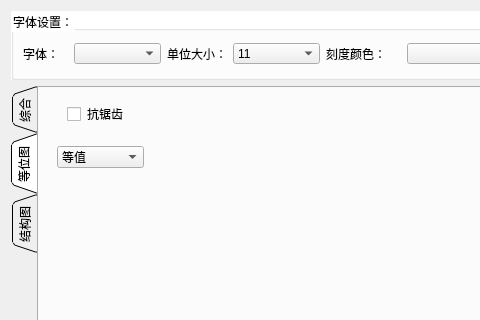
Above: src/DataVisualization/ConfigWidget.ui from BeQuiet1228/FreeCAD before the change; both pictures show x 0 to 480 and y 0 to 320 of the 1070 by 841 pixel window. Below: the same form after it.
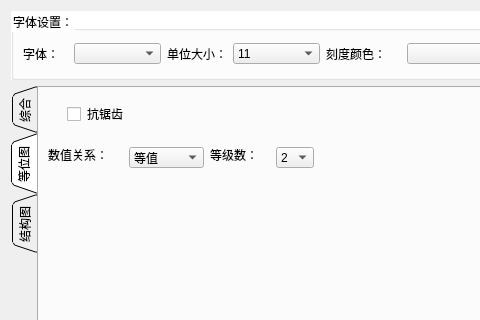
That is the form after the change.

```diff
--- a/src/DataVisualization/ConfigWidget.ui
+++ b/src/DataVisualization/ConfigWidget.ui
@@ -857,10 +857,10 @@
       <widget class="QComboBox" name="comboBox">
        <property name="geometry">
         <rect>
-         <x>20</x>
-         <y>60</y>
-         <width>87</width>
-         <height>22</height>
+         <x>92</x>
+         <y>61</y>
+         <width>75</width>
+         <height>21</height>
         </rect>
        </property>
        <item>
@@ -879,6 +879,62 @@
         </property>
        </item>
       </widget>
+      <widget class="QLabel" name="label_37">
+       <property name="geometry">
+        <rect>
+         <x>173</x>
+         <y>61</y>
+         <width>60</width>
+         <height>16</height>
+        </rect>
+       </property>
+       <property name="text">
+        <string>等级数：</string>
+       </property>
+      </widget>
+      <widget class="QComboBox" name="levelnumber">
+       <property name="geometry">
+        <rect>
+         <x>239</x>
+         <y>61</y>
+         <width>38</width>
+         <height>21</height>
+        </rect>
+       </property>
+       <item>
+        <property name="text">
+         <string>2</string>
+        </property>
+       </item>
+       <item>
+        <property name="text">
+         <string>3</string>
+        </property>
+       </item>
+       <item>
+        <property name="text">
+         <string>4</string>
+        </property>
+       </item>
+       <item>
+        <property name="text">
+         <string>5</string>
+        </property>
+       </item>
+      </widget>
+      <widget class="QLabel" name="label_38">
+       <property name="geometry">
+        <rect>
+         <x>11</x>
+         <y>61</y>
+         <width>75</width>
+         <height>16</height>
+        </rect>
+       </property>
+       <property name="text">
+        <string>数值关系：</string>
+       </property>
+      </widget>
      </widget>
      <widget class="QWidget" name="tab_4">
       <attribute name="title">
```
Left out of the diff: 2 changed lines with no effect on the pictures.
